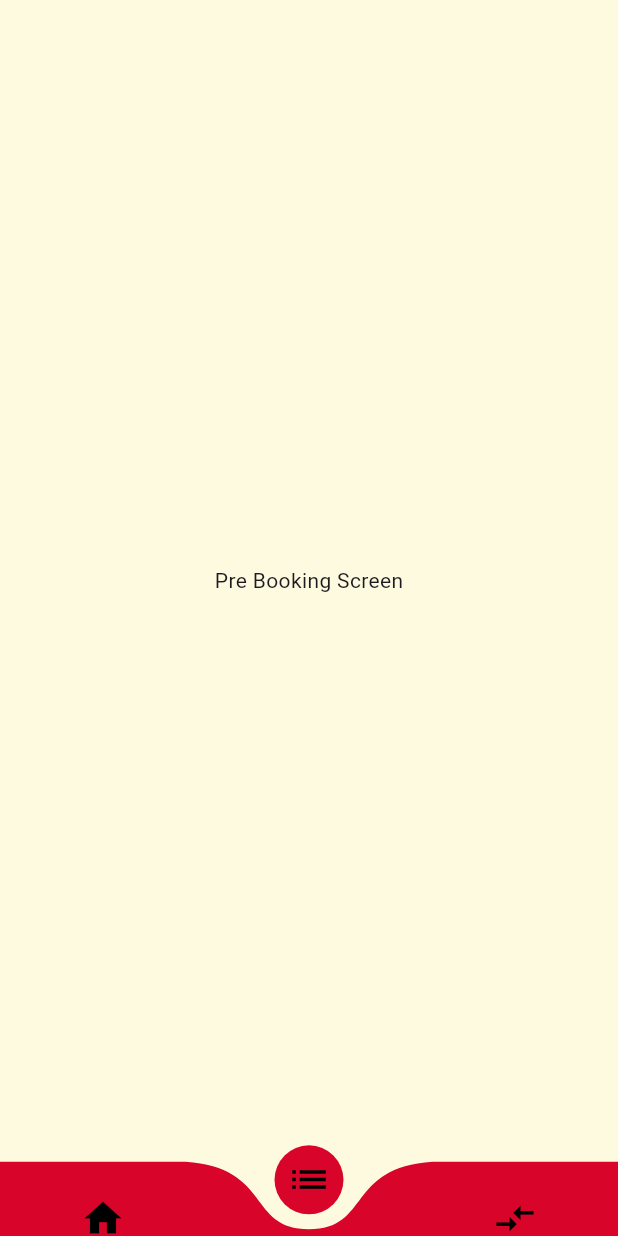
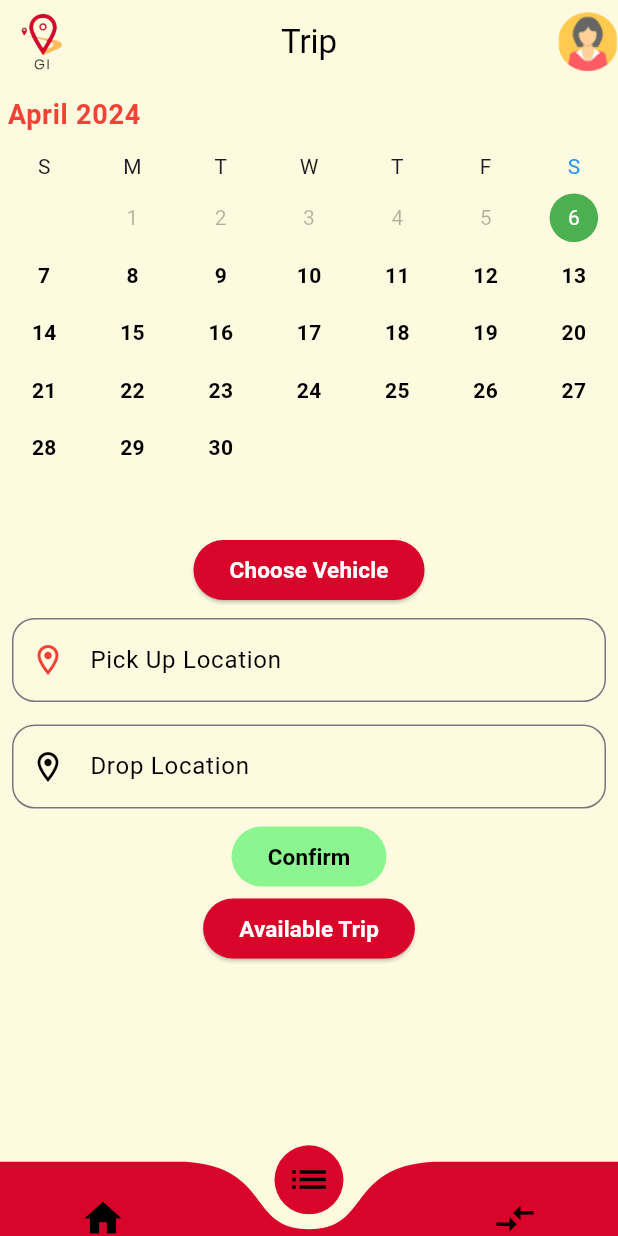
Before and after one commit to IamSriKrishna/mathlin, a Flutter app: the MainScreen screen opened directly, item 2 of the bottom bar chosen, on a phone screen of 412 x 824 dp. Run offline on Flutter 3.47's test engine with Material 3 defaults, Android fonts, the phone set to English and light mode, and no system bars; drawn by our look-alikes of curved_navigation_bar, syncfusion_flutter_datepicker; our stand-ins replace firebase_auth, firebase_core, get, google_fonts, google_maps_flutter, icons_plus and 2 more; missing offline and left inert: flutter_polyline_points; accounts and stored records are empty.

Commit message:
Trip Screen ui done

```diff
--- /dev/null
+++ b/lib/Maps/Widget/MainTextfield.dart
@@ -0,0 +1,49 @@
+import 'package:flutter/material.dart';
+
+class MainTextField extends StatelessWidget {
+  final TextEditingController pickup;
+  final TextEditingController drop;
+  const MainTextField({super.key,required this.drop,required this.pickup});
+
+  @override
+  Widget build(BuildContext context) {
+    return SliverToBoxAdapter(
+      child: Padding(
+        padding: const EdgeInsets.all(8.0),
+        child: Column(
+          children: [
+            TextField(
+              controller: pickup,
+              style: const TextStyle(color: Colors.black),
+              decoration: InputDecoration(
+                  border: OutlineInputBorder(
+                      borderRadius: BorderRadius.circular(15)),
+                  hintStyle: const TextStyle(color: Colors.black),
+                  hintText: 'Pick Up Location',
+                  prefixIcon: const Icon(
+                    Icons.location_on_outlined,
+                    color: Colors.red,
+                  )),
+            ),
+            const SizedBox(
+              height: 15,
+            ),
+            TextField(
+              controller: drop,
+              style: const TextStyle(color: Colors.black),
+              decoration: InputDecoration(
+                  border: OutlineInputBorder(
+                      borderRadius: BorderRadius.circular(15)),
+                  hintStyle: const TextStyle(color: Colors.black),
+                  hintText: 'Drop Location',
+                  prefixIcon: const Icon(
+                    Icons.location_on_outlined,
+                    color: Colors.black,
+                  )),
+            ),
+          ],
+        ),
+      ),
+    );
+  }
+}
--- /dev/null
+++ b/lib/PreBooking/PreBooking.dart
@@ -0,0 +1,163 @@
+import 'package:flutter/material.dart';
+import 'package:math/Maps/Widget/MainTextfield.dart';
+import 'package:syncfusion_flutter_datepicker/datepicker.dart';
+import 'package:math/Maps/Widget/MapAppBar.dart';
+
+class PreBooking extends StatefulWidget {
+  const PreBooking({super.key});
+
+  @override
+  State<PreBooking> createState() => _PreBookingState();
+}
+
+class _PreBookingState extends State<PreBooking> {
+  late final AnimationController controller;
+  PickerDateRange? _selectedRange; // To store the selected date range
+  @override
+  Widget build(BuildContext context) {
+    return Scaffold(
+      backgroundColor: const Color.fromRGBO(254, 250, 224, 1),
+      body: CustomScrollView(
+        slivers: [
+          MapCustomAppBar(text: "Trip",),
+          SliverToBoxAdapter(
+            child: Container(
+              decoration: BoxDecoration(
+                color: const Color.fromRGBO(254, 250, 224, 1),
+                borderRadius: BorderRadius.circular(15),
+              ),
+              child: SfDateRangePicker(
+                minDate: DateTime.now(),
+                maxDate: DateTime.now().add(Duration(days: 30)),
+                enablePastDates: false,
+                backgroundColor: const Color.fromRGBO(254, 250, 224, 1),
+                selectionMode: DateRangePickerSelectionMode.range,
+                initialSelectedRange:
+                    PickerDateRange(DateTime.now(), DateTime.now()),
+                initialDisplayDate: DateTime.now(),
+                onSelectionChanged: (DateRangePickerSelectionChangedArgs args) {
+                  setState(() {
+                    _selectedRange = args.value;
+                  });
+                  if (calculateTotalDaysSelected() <= 2) {
+                    controller.animateTo(1);
+                  } else {
+                    controller.animateTo(0.5);
+                  }
+                  //print(_selectedRange!.startDate);
+                },
+                headerStyle: const DateRangePickerHeaderStyle(
+                  backgroundColor: const Color.fromRGBO(254, 250, 224, 1),
+                  textStyle: TextStyle(
+                      color: Colors.red,
+                      fontSize: 18.0,
+                      fontWeight: FontWeight.bold),
+                ),
+                monthCellStyle: const DateRangePickerMonthCellStyle(
+                  todayTextStyle: TextStyle(
+                      color: Colors.red,
+                      fontSize: 14.0,
+                      fontWeight: FontWeight.bold),
+                  blackoutDateTextStyle: TextStyle(
+                      color: Colors.red,
+                      fontSize: 14.0,
+                      fontWeight: FontWeight.bold),
+                  disabledDatesTextStyle: TextStyle(
+                    color: Color.fromARGB(77, 0, 0, 0),
+                    fontSize: 14.0,
+                  ),
+                  textStyle: TextStyle(
+                      color: Colors.black,
+                      fontSize: 14.0,
+                      fontWeight: FontWeight.bold),
+                ),
+                yearCellStyle: const DateRangePickerYearCellStyle(
+                  disabledDatesTextStyle: TextStyle(
+                    color: Color.fromARGB(77, 243, 242, 242),
+                    fontSize: 14.0,
+                  ),
+                  textStyle: TextStyle(
+                      color: Colors.red,
+                      fontSize: 14.0,
+                      fontWeight: FontWeight.bold),
+                ),
+                selectionColor: Colors.white,
+                rangeSelectionColor: Colors.black,
+                todayHighlightColor: Colors
+                    .blue, // Replace 'themeColor.backgroundColor' with your desired color
+                startRangeSelectionColor: Colors.green,
+                endRangeSelectionColor: Colors.deepOrangeAccent,
+              ),
+            ),
+          ),
+          SliverToBoxAdapter(
+            child: Container(
+              alignment: Alignment.center,
+              child: ElevatedButton(
+                  style: ElevatedButton.styleFrom(
+                    backgroundColor: const Color.fromRGBO(217, 4, 41, 1),
+                  ),
+                  onPressed: () {},
+                  child: const Text(
+                    "Choose Vehicle",
+                    style: TextStyle(
+                        color: Colors.white,
+                        fontSize: 15,
+                        fontWeight: FontWeight.bold),
+                  )),
+            ),
+          ),
+          MainTextField(drop: TextEditingController(), pickup: TextEditingController()),
+          SliverToBoxAdapter(
+            child: Container(
+              alignment: Alignment.center,
+              child: ElevatedButton(
+                  style: ElevatedButton.styleFrom(
+                    elevation: 0,
+                    backgroundColor: const Color.fromRGBO(139, 246, 144, 1),
+                  ),
+                  onPressed: () {},
+                  child: const Text(
+                    "Confirm",
+                    style: TextStyle(
+                        color: Colors.black,
+                        fontSize: 15,
+                        fontWeight: FontWeight.bold),
+                  )),
+            ),
+          ),
+          SliverToBoxAdapter(
+            child: Container(
+              alignment: Alignment.center,
+              child: ElevatedButton(
+                  style: ElevatedButton.styleFrom(
+                    backgroundColor: const Color.fromRGBO(217, 4, 41, 1),
+                  ),
+                  onPressed: () {},
+                  child: const Text(
+                    "Available Trip",
+                    style: TextStyle(
+                        color: Colors.white,
+                        fontSize: 15,
+                        fontWeight: FontWeight.bold),
+                  )),
+            ),
+          ),
+        ],
+      ),
+    );
+  }
+
+  int calculateTotalDaysSelected() {
+    if (_selectedRange != null &&
+        _selectedRange!.startDate != null &&
+        _selectedRange!.endDate != null) {
+      return _selectedRange!.endDate!
+              .difference(_selectedRange!.startDate!)
+              .inDays +
+          1;
+    } else {
+      return 0; // No range selected
+    }
+  }
+}
--- a/lib/Screens/MainScreen.dart
+++ b/lib/Screens/MainScreen.dart
@@ -1,6 +1,7 @@
 import 'package:flutter/material.dart';
 import 'package:curved_navigation_bar/curved_navigation_bar.dart';
 import 'package:math/Maps/MapScreen.dart';
+import 'package:math/PreBooking/PreBooking.dart';
 class MainScreen extends StatefulWidget {
   const MainScreen({super.key});
 
@@ -12,9 +13,7 @@ class _MainScreenState extends State<MainScreen> {
   int _currentIndex = 0;
   final List<Widget> _screens = const [
     MapScreen(),
-    Center(
-      child: Text('Pre Booking Screen'),
-    ),
+    PreBooking(),
     Center(
       child: Text('Trip Screen'),
     ),
--- a/pubspec.yaml
+++ b/pubspec.yaml
@@ -51,6 +51,7 @@ dependencies:
   geolocator: ^11.0.0
   curved_navigation_bar: ^1.0.3
   geocoding: ^3.0.0
+  syncfusion_flutter_datepicker: ^25.1.38
 
 
 dev_dependencies:
```
Also changed, not shown: lib/Maps/MapScreen.dart (+7 -44 lines), lib/Maps/Widget/MapAppBar.dart (+7 -1 lines), pubspec.lock.
